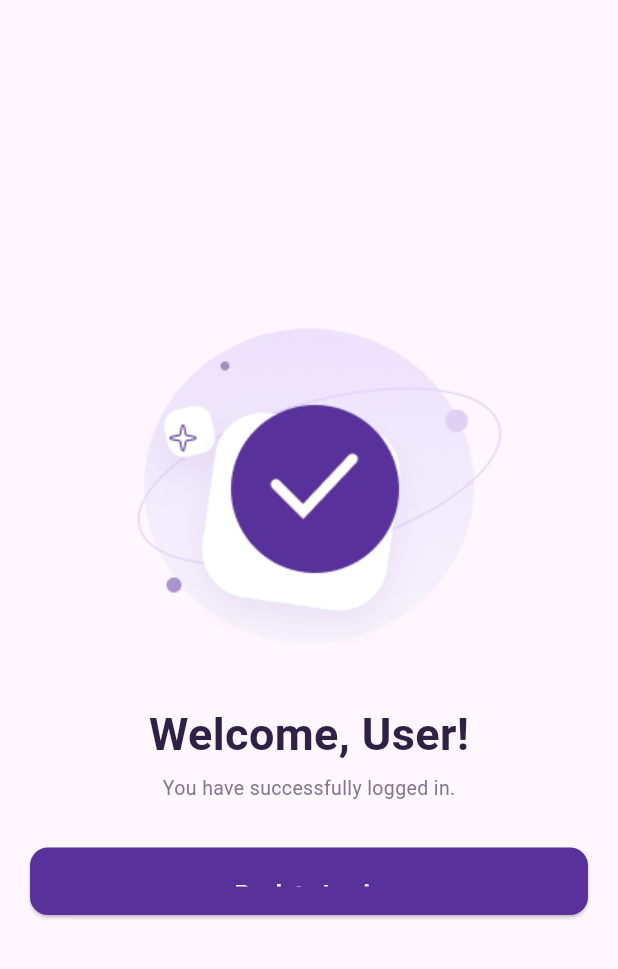
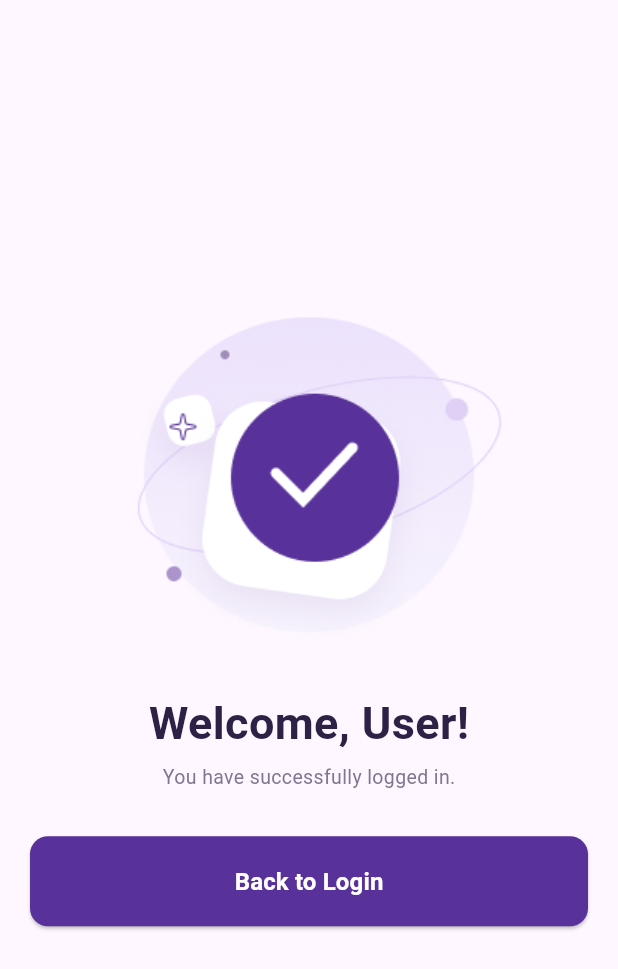
Before and after one commit to john-gamal/Project-, a Flutter app: the WelcomeScreen screen opened directly, on a phone screen of 412 x 824 dp. Shown: the top 969 px of the screen. Run offline on Flutter 3.47's test engine with Material 3 defaults, Android fonts, the phone set to English and light mode, and no system bars.

Commit message:
Update welcome screen

```diff
--- a/lib/screens/welcome_screen.dart
+++ b/lib/screens/welcome_screen.dart
@@ -36,7 +36,7 @@ class _WelcomeScreenState extends State<WelcomeScreen> {
               padding: const EdgeInsets.symmetric(horizontal: 20),
               child: SizedBox(
                 width: double.infinity,
-                height: 45,
+                height: 60,
                 child: ElevatedButton(
                   onPressed: () {
                     Navigator.pop(context);
```
